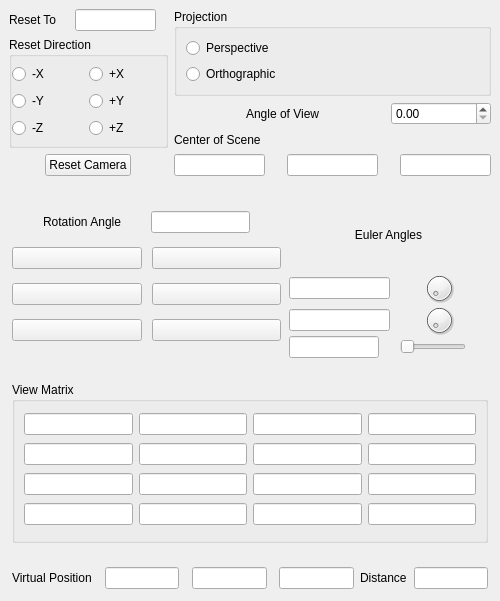
Old version of the form iraspa/iraspagui/cameracameraform.ui in the repository iRASPA/iRASPA-QT.
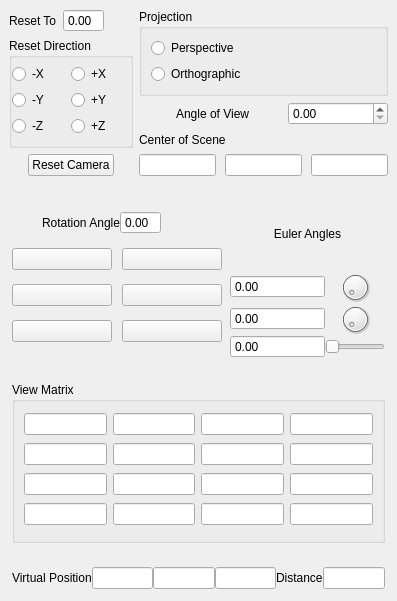
New version of the form. Custom widgets are drawn as their Qt base class.

Patch:
```diff
--- a/iraspa/iraspagui/cameracameraform.ui
+++ b/iraspa/iraspagui/cameracameraform.ui
@@ -6,7 +6,7 @@
    <rect>
     <x>0</x>
     <y>0</y>
-    <width>500</width>
+    <width>397</width>
     <height>601</height>
    </rect>
   </property>
@@ -43,6 +43,16 @@
             </property>
            </widget>
           </item>
+          <item>
+           <widget class="QDoubleSpinBox" name="resetPercentageSpinBox">
+            <property name="buttonSymbols">
+             <enum>QAbstractSpinBox::NoButtons</enum>
+            </property>
+            <property name="keyboardTracking">
+             <bool>false</bool>
+            </property>
+           </widget>
+          </item>
           <item>
            <spacer name="horizontalSpacer_24">
             <property name="orientation">
@@ -56,9 +66,6 @@
             </property>
            </spacer>
           </item>
-          <item>
-           <widget class="TextField" name="resetPercentageLineEdit"/>
-          </item>
           <item>
            <spacer name="horizontalSpacer_6">
             <property name="orientation">
@@ -376,6 +383,16 @@
              </property>
             </widget>
            </item>
+           <item>
+            <widget class="QDoubleSpinBox" name="rotateAngleSpinBox">
+             <property name="buttonSymbols">
+              <enum>QAbstractSpinBox::NoButtons</enum>
+             </property>
+             <property name="keyboardTracking">
+              <bool>false</bool>
+             </property>
+            </widget>
+           </item>
            <item>
             <spacer name="horizontalSpacer_26">
              <property name="orientation">
@@ -389,9 +406,6 @@
              </property>
             </spacer>
            </item>
-           <item>
-            <widget class="TextField" name="rotateAngleLineEdit"/>
-           </item>
            <item>
             <spacer name="horizontalSpacer_11">
              <property name="orientation">
@@ -520,129 +534,96 @@
           </layout>
          </item>
          <item>
-          <layout class="QHBoxLayout" name="horizontalLayout_31">
+          <layout class="QHBoxLayout" name="horizontalLayout_31" stretch="2,1">
            <item>
-            <widget class="TextField" name="EulerAngleXLineEdit"/>
-           </item>
-           <item>
-            <spacer name="horizontalSpacer_30">
-             <property name="orientation">
-              <enum>Qt::Horizontal</enum>
+            <widget class="QDoubleSpinBox" name="EulerAngleXSpinBox">
+             <property name="buttonSymbols">
+              <enum>QAbstractSpinBox::NoButtons</enum>
              </property>
-             <property name="sizeHint" stdset="0">
-              <size>
-               <width>40</width>
-               <height>20</height>
-              </size>
+             <property name="keyboardTracking">
+              <bool>false</bool>
              </property>
-            </spacer>
+            </widget>
            </item>
            <item>
             <widget class="QDial" name="EulerAngleXDial">
+             <property name="minimumSize">
+              <size>
+               <width>60</width>
+               <height>0</height>
+              </size>
+             </property>
              <property name="maximumSize">
               <size>
-               <width>32</width>
+               <width>60</width>
                <height>32</height>
               </size>
              </property>
             </widget>
            </item>
-           <item>
-            <spacer name="horizontalSpacer_28">
-             <property name="orientation">
-              <enum>Qt::Horizontal</enum>
-             </property>
-             <property name="sizeHint" stdset="0">
-              <size>
-               <width>40</width>
-               <height>20</height>
-              </size>
-             </property>
-            </spacer>
-           </item>
           </layout>
          </item>
          <item>
-          <layout class="QHBoxLayout" name="horizontalLayout_29">
+          <layout class="QHBoxLayout" name="horizontalLayout_29" stretch="2,1">
            <item>
-            <widget class="TextField" name="EulerAngleZLineEdit"/>
-           </item>
-           <item>
-            <spacer name="horizontalSpacer_31">
-             <property name="orientation">
-              <enum>Qt::Horizontal</enum>
+            <widget class="QDoubleSpinBox" name="EulerAngleZSpinBox">
+             <property name="buttonSymbols">
+              <enum>QAbstractSpinBox::NoButtons</enum>
              </property>
-             <property name="sizeHint" stdset="0">
-              <size>
-               <width>40</width>
-               <height>20</height>
-              </size>
+             <property name="keyboardTracking">
+              <bool>false</bool>
              </property>
-            </spacer>
+            </widget>
            </item>
            <item>
             <widget class="QDial" name="EulerAngleZDial">
+             <property name="minimumSize">
+              <size>
+               <width>60</width>
+               <height>0</height>
+              </size>
+             </property>
              <property name="maximumSize">
               <size>
-               <width>32</width>
+               <width>60</width>
                <height>32</height>
               </size>
              </property>
             </widget>
            </item>
-           <item>
-            <spacer name="horizontalSpacer_29">
-             <property name="orientation">
-              <enum>Qt::Horizontal</enum>
-             </property>
-             <property name="sizeHint" stdset="0">
-              <size>
-               <width>40</width>
-               <height>20</height>
-              </size>
-             </property>
-            </spacer>
-           </item>
           </layout>
          </item>
          <item>
-          <layout class="QHBoxLayout" name="horizontalLayout_26">
+          <layout class="QHBoxLayout" name="horizontalLayout_26" stretch="2,1">
            <item>
-            <widget class="TextField" name="EulerAngleYLineEdit"/>
-           </item>
-           <item>
-            <spacer name="horizontalSpacer_22">
-             <property name="orientation">
-              <enum>Qt::Horizontal</enum>
+            <widget class="QDoubleSpinBox" name="EulerAngleYSpinBox">
+             <property name="buttonSymbols">
+              <enum>QAbstractSpinBox::NoButtons</enum>
              </property>
-             <property name="sizeHint" stdset="0">
-              <size>
-               <width>40</width>
-               <height>20</height>
-              </size>
+             <property name="keyboardTracking">
+              <bool>false</bool>
              </property>
-            </spacer>
+            </widget>
            </item>
            <item>
             <widget class="QSlider" name="EulerAngleYSlider">
+             <property name="minimumSize">
+              <size>
+               <width>60</width>
+               <height>0</height>
+              </size>
+             </property>
+             <property name="maximumSize">
+              <size>
+               <width>60</width>
+               <height>16777215</height>
+              </size>
+             </property>
              <property name="orientation">
               <enum>Qt::Horizontal</enum>
              </property>
             </widget>
            </item>
-           <item>
-            <spacer name="horizontalSpacer_14">
-             <property name="orientation">
-              <enum>Qt::Horizontal</enum>
-             </property>
-             <property name="sizeHint" stdset="0">
-              <size>
-               <width>40</width>
-               <height>20</height>
-              </size>
-             </property>
-            </spacer>
-           </item>
           </layout>
          </item>
         </layout>
@@ -951,13 +932,6 @@
    </item>
   </layout>
  </widget>
- <customwidgets>
-  <customwidget>
-   <class>TextField</class>
-   <extends>QLineEdit</extends>
-   <header>textfield.h</header>
-  </customwidget>
- </customwidgets>
  <resources/>
  <connections/>
 </ui>
```
Left out of the diff: 180 changed lines with no effect on the pictures.
